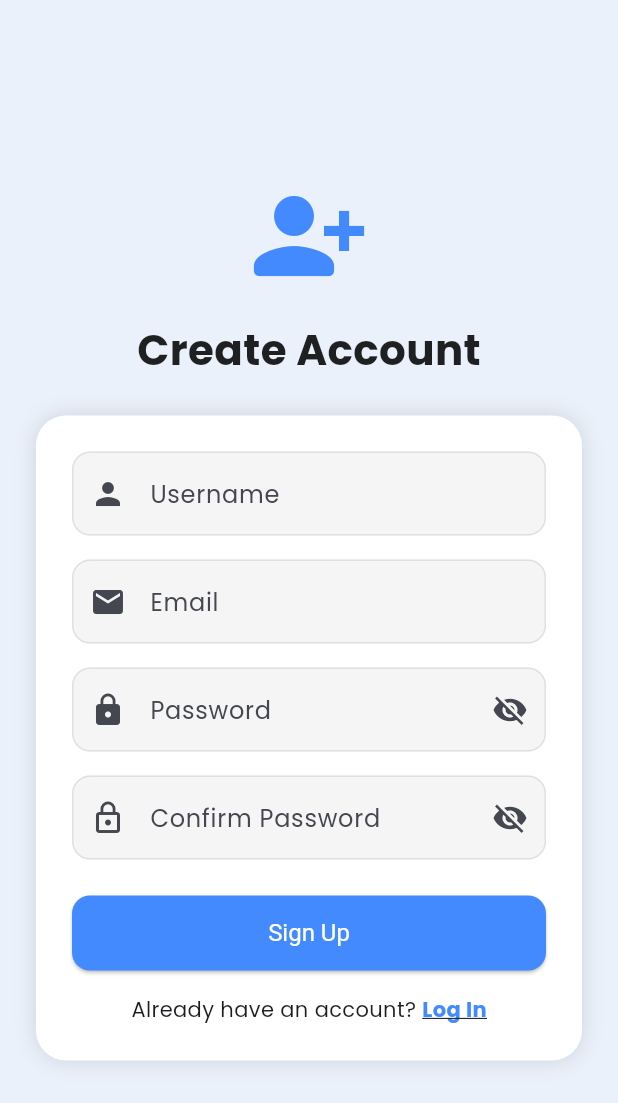
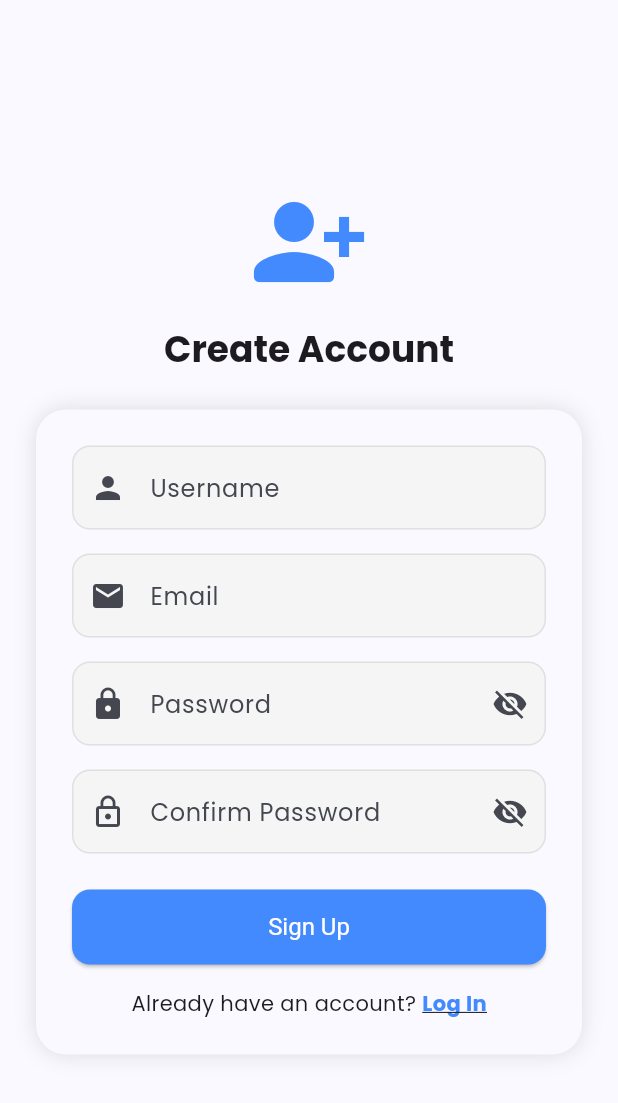
Before and after one commit to CatherineLanto/HatchTech, a Flutter app: the screen it shows after launch, after a tap on "Log In", after a tap on "Sign Up", on a phone screen of 412 x 824 dp. Shown: the top 1103 px of the screen. Run offline on Flutter 3.47's test engine with Material 3 defaults, Android fonts, the phone set to English and light mode, and no system bars; our stand-ins replace google_fonts; network calls fail.

Commit message:
Added dark mode

```diff
--- a/lib/login_screen.dart
+++ b/lib/login_screen.dart
@@ -1,9 +1,12 @@
 import 'package:flutter/material.dart';
-import 'package:hatchtech/dashboard.dart';
+import 'package:hatchtech/main.dart';
+import 'overview_screen.dart';
 import 'signup_screen.dart';
 
 class LoginScreen extends StatefulWidget {
-  const LoginScreen({super.key});
+  const LoginScreen({super.key, required this.themeNotifier});
+
+  final ValueNotifier<ThemeMode> themeNotifier;
 
   @override
   State<LoginScreen> createState() => _LoginScreenState();
@@ -30,7 +33,12 @@ class _LoginScreenState extends State<LoginScreen> {
       });
       Navigator.pushReplacement(
         context,
-        MaterialPageRoute(builder: (context) => const Dashboard()),
+        MaterialPageRoute(
+          builder: (context) => OverviewPage(
+            userName: inputUsername,
+            themeNotifier: widget.themeNotifier,
+          ),
+        ),
       );
     } else {
       setState(() {
@@ -62,7 +70,7 @@ class _LoginScreenState extends State<LoginScreen> {
                 const Text(
                   'Enter your username or email and we’ll send you a reset link.',
                   textAlign: TextAlign.center,
-                  style: TextStyle(fontSize: 14, color: Colors.black87),
+                  style: TextStyle(fontSize: 14),
                 ),
                 const SizedBox(height: 16),
                 TextField(
@@ -122,16 +130,8 @@ class _LoginScreenState extends State<LoginScreen> {
       labelText: label,
       prefixIcon: Icon(icon),
       filled: true,
-      fillColor: Colors.grey.shade100,
+      fillColor: Theme.of(context).inputDecorationTheme.fillColor,
       border: OutlineInputBorder(borderRadius: BorderRadius.circular(12)),
-      focusedBorder: OutlineInputBorder(
-        borderRadius: BorderRadius.circular(12),
-        borderSide: const BorderSide(color: Colors.blueAccent),
-      ),
-      enabledBorder: OutlineInputBorder(
-        borderRadius: BorderRadius.circular(12),
-        borderSide: BorderSide(color: Colors.grey.shade300),
-      ),
     );
   }
 
@@ -140,7 +140,6 @@ class _LoginScreenState extends State<LoginScreen> {
     final width = MediaQuery.of(context).size.width;
 
     return Scaffold(
-      backgroundColor: const Color(0xFFEAF1FA),
       body: Center(
         child: SingleChildScrollView(
           padding: const EdgeInsets.all(24),
@@ -160,7 +159,7 @@ class _LoginScreenState extends State<LoginScreen> {
                 width: width < 480 ? double.infinity : 420,
                 padding: const EdgeInsets.all(24),
                 decoration: BoxDecoration(
-                  color: Colors.white,
+                  color: Theme.of(context).cardColor,
                   borderRadius: BorderRadius.circular(20),
                   boxShadow: const [BoxShadow(color: Colors.black12, blurRadius: 12)],
                 ),
@@ -221,7 +220,9 @@ class _LoginScreenState extends State<LoginScreen> {
                           onTap: () {
                             Navigator.pushReplacement(
                               context,
-                              MaterialPageRoute(builder: (_) => const SignUpScreen()),
+                              MaterialPageRoute(
+                                builder: (_) => SignUpScreen(themeNotifier: themeNotifier),
+                              ),
                             );
                           },
                           child: const Text(
--- a/lib/main.dart
+++ b/lib/main.dart
@@ -1,6 +1,8 @@
 import 'package:flutter/material.dart';
 import 'package:google_fonts/google_fonts.dart';
 import 'login_screen.dart';
+
+final ValueNotifier<ThemeMode> themeNotifier = ValueNotifier(ThemeMode.light);
 
 void main() {
   runApp(const HatchTechApp());
@@ -11,15 +13,17 @@ class HatchTechApp extends StatelessWidget {
 
   @override
   Widget build(BuildContext context) {
+    return ValueListenableBuilder<ThemeMode>(
+      valueListenable: themeNotifier,
+      builder: (context, mode, _) {
         return MaterialApp(
           debugShowCheckedModeBanner: false,
           title: 'HatchTech',
+          themeMode: mode,
           theme: ThemeData(
             useMaterial3: true,
-        colorScheme: ColorScheme.fromSeed(
-          seedColor: Colors.blueAccent,
             brightness: Brightness.light,
-        ),
+            colorScheme: ColorScheme.fromSeed(seedColor: Colors.blueAccent, brightness: Brightness.light),
             textTheme: GoogleFonts.poppinsTextTheme(),
             inputDecorationTheme: InputDecorationTheme(
               filled: true,
@@ -35,7 +39,28 @@ class HatchTechApp extends StatelessWidget {
               ),
             ),
           ),
-      home: const LoginScreen(),
+          darkTheme: ThemeData(
+            useMaterial3: true,
+            brightness: Brightness.dark,
+            colorScheme: ColorScheme.fromSeed(seedColor: Colors.blueAccent, brightness: Brightness.dark),
+            textTheme: GoogleFonts.poppinsTextTheme(ThemeData.dark().textTheme),
+            inputDecorationTheme: InputDecorationTheme(
+              filled: true,
+              fillColor: Colors.grey.shade800,
+              border: OutlineInputBorder(borderRadius: BorderRadius.circular(12)),
+            ),
+            elevatedButtonTheme: ElevatedButtonThemeData(
+              style: ElevatedButton.styleFrom(
+                backgroundColor: Colors.blueAccent,
+                foregroundColor: Colors.white,
+                textStyle: const TextStyle(fontSize: 16, fontWeight: FontWeight.w500),
+                shape: RoundedRectangleBorder(borderRadius: BorderRadius.circular(12)),
+              ),
+            ),
+          ),
+          home: LoginScreen(themeNotifier: themeNotifier),
+        );
+      },
     );
   }
 }
--- a/lib/signup_screen.dart
+++ b/lib/signup_screen.dart
@@ -1,8 +1,11 @@
 import 'package:flutter/material.dart';
+import 'package:hatchtech/main.dart';
 import 'login_screen.dart';
 
 class SignUpScreen extends StatefulWidget {
-  const SignUpScreen({super.key});
+  final ValueNotifier<ThemeMode> themeNotifier;
+
+  const SignUpScreen({super.key, required this.themeNotifier});
 
   @override
   State<SignUpScreen> createState() => _SignUpScreenState();
@@ -31,7 +34,9 @@ class _SignUpScreenState extends State<SignUpScreen> {
 
     Navigator.pushReplacement(
       context,
-      MaterialPageRoute(builder: (_) => const LoginScreen()),
+      MaterialPageRoute(
+        builder: (_) => LoginScreen(themeNotifier: themeNotifier),
+      ),
     );
   }
 
@@ -40,7 +45,7 @@ class _SignUpScreenState extends State<SignUpScreen> {
       labelText: label,
       prefixIcon: Icon(icon),
       filled: true,
-      fillColor: Colors.grey.shade100,
+      fillColor: Theme.of(context).inputDecorationTheme.fillColor,
       border: OutlineInputBorder(borderRadius: BorderRadius.circular(12)),
       focusedBorder: OutlineInputBorder(
         borderRadius: BorderRadius.circular(12),
@@ -58,7 +63,7 @@ class _SignUpScreenState extends State<SignUpScreen> {
     final width = MediaQuery.of(context).size.width;
 
     return Scaffold(
-      backgroundColor: const Color(0xFFEAF1FA),
+      backgroundColor: Theme.of(context).scaffoldBackgroundColor,
       body: Center(
         child: SingleChildScrollView(
           padding: const EdgeInsets.all(24),
@@ -67,16 +72,16 @@ class _SignUpScreenState extends State<SignUpScreen> {
             children: [
               const Icon(Icons.person_add_alt_1_rounded, size: 80, color: Colors.blueAccent),
               const SizedBox(height: 16),
-              const Text(
+              Text(
                 "Create Account",
-                style: TextStyle(fontSize: 28, fontWeight: FontWeight.bold, color: Colors.black87),
+                style: Theme.of(context).textTheme.headlineSmall?.copyWith(fontWeight: FontWeight.bold),
               ),
               const SizedBox(height: 24),
               Container(
                 width: width < 480 ? double.infinity : 420,
                 padding: const EdgeInsets.all(24),
                 decoration: BoxDecoration(
-                  color: Colors.white,
+                  color: Theme.of(context).cardColor,
                   borderRadius: BorderRadius.circular(20),
                   boxShadow: const [BoxShadow(color: Colors.black12, blurRadius: 12)],
                 ),
@@ -140,7 +145,9 @@ class _SignUpScreenState extends State<SignUpScreen> {
                           onTap: () {
                             Navigator.pushReplacement(
                               context,
-                              MaterialPageRoute(builder: (_) => const LoginScreen()),
+                              MaterialPageRoute(
+                                builder: (_) => LoginScreen(themeNotifier: widget.themeNotifier),
+                              ),
                             );
                           },
                           child: const Text(
```
Also changed, not shown: lib/dashboard.dart (+36 -10 lines), lib/overview_screen.dart (added, +85 -0 lines), lib/profile_screen.dart (+19 -1 lines). Lines whose indentation alone changed are shown as unchanged.
